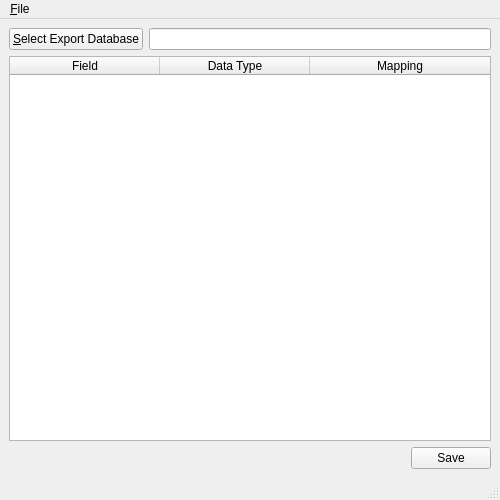
The window that UI/pandemonium_export.ui (nurfalie/pandamonium) describes before a commit, drawn with Qt 5.
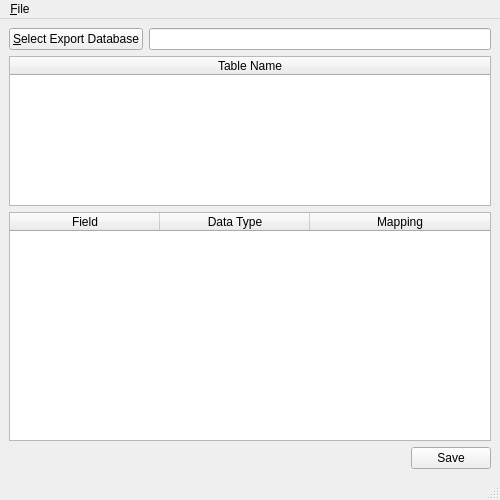
The same window after the commit.

The edit to the form file:
```diff
--- a/UI/pandemonium_export.ui
+++ b/UI/pandemonium_export.ui
@@ -30,7 +30,37 @@
      </layout>
     </item>
     <item>
-     <widget class="QTableWidget" name="table">
+     <widget class="QTableWidget" name="tables_table">
+      <property name="maximumSize">
+       <size>
+        <width>16777215</width>
+        <height>150</height>
+       </size>
+      </property>
+      <property name="alternatingRowColors">
+       <bool>true</bool>
+      </property>
+      <property name="selectionMode">
+       <enum>QAbstractItemView::SingleSelection</enum>
+      </property>
+      <property name="selectionBehavior">
+       <enum>QAbstractItemView::SelectRows</enum>
+      </property>
+      <property name="horizontalScrollMode">
+       <enum>QAbstractItemView::ScrollPerPixel</enum>
+      </property>
+      <attribute name="horizontalHeaderStretchLastSection">
+       <bool>true</bool>
+      </attribute>
+      <column>
+       <property name="text">
+        <string>Table Name</string>
+       </property>
+      </column>
+     </widget>
+    </item>
+    <item>
+     <widget class="QTableWidget" name="fields_table">
       <property name="alternatingRowColors">
        <bool>true</bool>
       </property>
```
Left out of the diff: 13 changed lines with no effect on the pictures.
